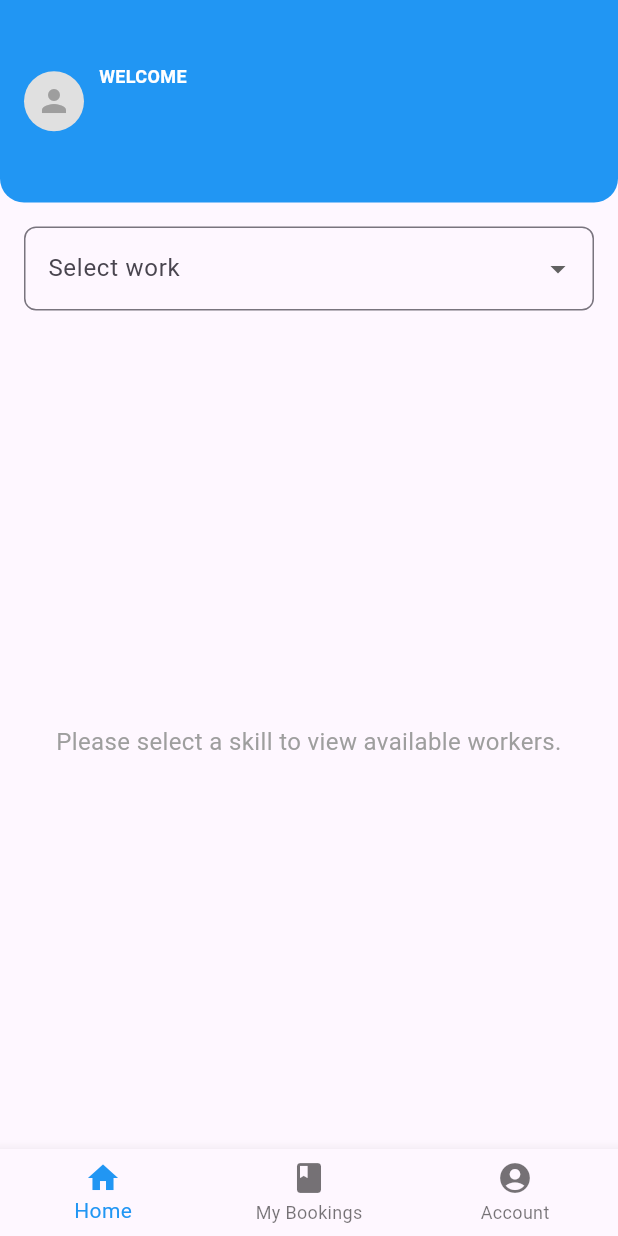
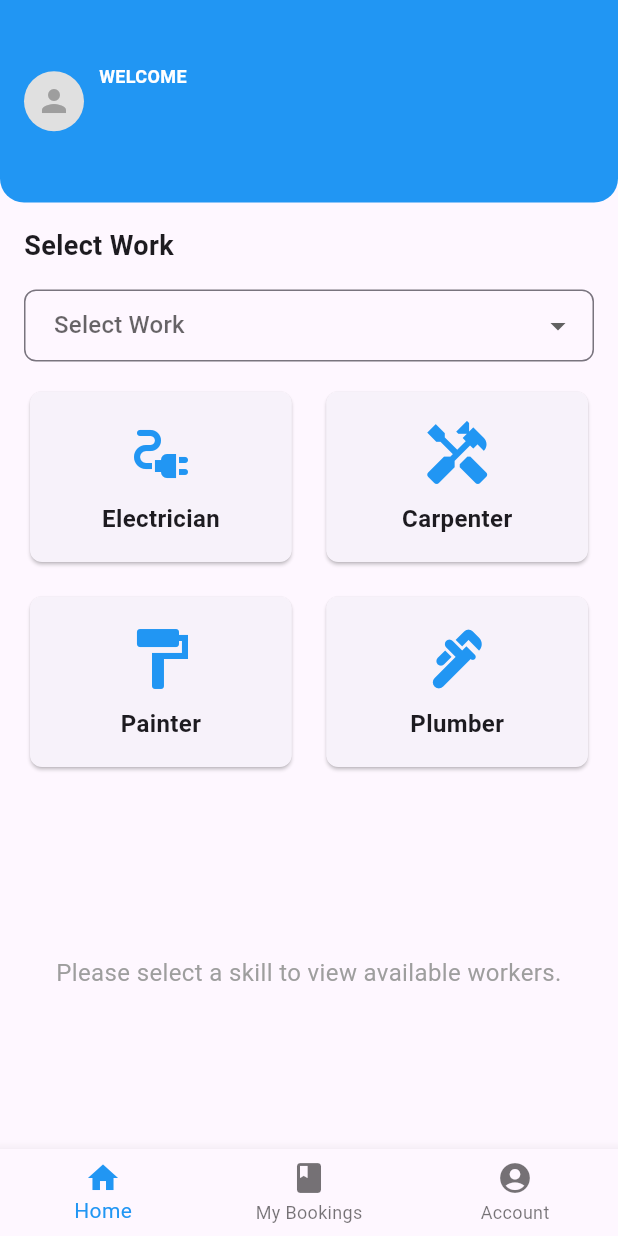
Before and after one commit to muhdismailm/flutter_project, a Flutter app: the ClientHomePage screen opened directly, on a phone screen of 412 x 824 dp. Run offline on Flutter 3.47's test engine with Material 3 defaults, Android fonts, the light colour scheme and no system bars; our stand-ins replace cloud_firestore, firebase_auth, firebase_core, firebase_database, table_calendar; accounts and stored records are empty.

Commit message:
refactor: update app bar styles and enhance skill selection UI with category grid

```diff
--- a/lib/main.dart
+++ b/lib/main.dart
@@ -35,6 +35,7 @@ class WelcomeScreen extends StatelessWidget {
     return Scaffold(
       appBar: AppBar(
         backgroundColor: Colors.blue,
+        toolbarHeight: 80,
         title: const Text(
           "WORKIFY",
           style: TextStyle(
@@ -42,7 +43,7 @@ class WelcomeScreen extends StatelessWidget {
             fontWeight: FontWeight.bold,
           ),
         ),
-        leading: const Icon(Icons.work_rounded),
+        leading: const Icon(Icons.work_outline,color: Colors.white,),
       ),
       body: Padding(
         padding: const EdgeInsets.all(20.0),
--- a/lib/src/client/screens/CPages/c_homescreen.dart
+++ b/lib/src/client/screens/CPages/c_homescreen.dart
@@ -191,31 +191,83 @@ class _ClientHomePageState extends State<ClientHomePage> {
             ),
             const SizedBox(height: 16),
 
-            // Dropdown for selecting skill
+            // Grid of categories
             Padding(
               padding: const EdgeInsets.symmetric(horizontal: 16),
-              child: DropdownButtonFormField<String>(
+              child: Column(
+                crossAxisAlignment: CrossAxisAlignment.start,
+                children: [
+                  const Text(
+                    'Select Work',
+                    style: TextStyle(
+                      fontSize: 18,
+                      fontWeight: FontWeight.bold,
+                    ),
+                  ),
+                  const SizedBox(height: 16),
+
+                  // Dropdown for selecting work
+                  DropdownButtonFormField<String>(
                     value: selectedSkill,
                     decoration: InputDecoration(
-                  labelText: 'Select work',
+                      contentPadding: const EdgeInsets.symmetric(horizontal: 16, vertical: 8),
                       border: OutlineInputBorder(
                         borderRadius: BorderRadius.circular(8),
                       ),
                     ),
-                items: skills.map((String skill) {
+                    hint: const Text('Select Work'),
+                    items: skills.map((skill) {
                       return DropdownMenuItem<String>(
                         value: skill,
                         child: Text(skill),
                       );
                     }).toList(),
-                onChanged: (String? newValue) {
+                    onChanged: (value) {
                       setState(() {
-                    selectedSkill = newValue;
+                        selectedSkill = value;
                       });
-                  if (newValue != null) {
-                    _fetchWorkers(newValue); // Fetch workers for the selected skill
+                      if (value != null) {
+                        _fetchWorkers(value); // Fetch workers for the selected skill
                       }
                     },
+                  ),
+                  const SizedBox(height: 16),
+
+                  // Grid of categories
+                  GridView.count(
+                    shrinkWrap: true,
+                    crossAxisCount: 2, // Two icons per row
+                    crossAxisSpacing: 15,
+                    mainAxisSpacing: 15,
+                    childAspectRatio: 1.5, // Adjust the aspect ratio for better layout
+                    children: [
+                      _buildCategoryCard(
+                        context,
+                        icon: Icons.electrical_services,
+                        label: 'Electrician',
+                        skill: 'Electrician',
+                      ),
+                      _buildCategoryCard(
+                        context,
+                        icon: Icons.handyman,
+                        label: 'Carpenter',
+                        skill: 'Carpenter',
+                      ),
+                      _buildCategoryCard(
+                        context,
+                        icon: Icons.format_paint,
+                        label: 'Painter',
+                        skill: 'Painter',
+                      ),
+                      _buildCategoryCard(
+                        context,
+                        icon: Icons.plumbing,
+                        label: 'Plumber',
+                        skill: 'Plumber',
+                      ),
+                    ],
+                  ),
+                ],
               ),
             ),
             const SizedBox(height: 16),
@@ -299,4 +351,35 @@ class _ClientHomePageState extends State<ClientHomePage> {
       },
     );
   }
+
+  // Method to build category card
+  Widget _buildCategoryCard(BuildContext context, {required IconData icon, required String label, required String skill}) {
+    return GestureDetector(
+      onTap: () {
+        setState(() {
+          selectedSkill = skill;
+        });
+        _fetchWorkers(skill);
+      },
+      child: Card(
+        shape: RoundedRectangleBorder(
+          borderRadius: BorderRadius.circular(8),
+        ),
+        child: Column(
+          mainAxisAlignment: MainAxisAlignment.center,
+          children: [
+            Icon(icon, size: 48, color: Colors.blue),
+            const SizedBox(height: 8),
+            Text(
+              label,
+              style: const TextStyle(
+                fontSize: 16,
+                fontWeight: FontWeight.bold,
+              ),
+            ),
+          ],
+        ),
+      ),
+    );
   }
+}
--- a/lib/src/client/screens/CPages/update_profile.dart
+++ b/lib/src/client/screens/CPages/update_profile.dart
@@ -121,7 +121,7 @@ class _UpdateProfileState extends State<UpdateProfile> {
   Widget build(BuildContext context) {
     return Scaffold(
       appBar: AppBar(
-        title: const Text('Update Profile'),
+        title: const Text('Update Profile', style: TextStyle(color: Colors.white)),
         backgroundColor: Colors.blue,
       ),
       body: _isLoading
--- a/lib/src/client/widgets/custom_appbar.dart
+++ b/lib/src/client/widgets/custom_appbar.dart
@@ -9,13 +9,14 @@ class CustomAppBar extends StatelessWidget implements PreferredSizeWidget {
   Widget build(BuildContext context) {
     return AppBar(
       backgroundColor: Colors.blue,
+      toolbarHeight: 80,
       title: Text('WORKIFY',
         style: const TextStyle(
           color: Colors.white,
           fontWeight: FontWeight.bold,
         ),
       ),
-      leading: const Icon(Icons.work_rounded),
+      leading: const Icon(Icons.work_outline,color: Colors.white,),
     );
   }
 
--- a/lib/src/worker/features/screens/pages/update_profile.dart
+++ b/lib/src/worker/features/screens/pages/update_profile.dart
@@ -84,7 +84,7 @@ class _UpdateProfileState extends State<UpdateProfile> {
   Widget build(BuildContext context) {
     return Scaffold(
       appBar: AppBar(
-        title: const Text('Update Profile'),
+        title: const Text('Update Profile', style: TextStyle(color: Colors.white)),
         backgroundColor: Colors.amber,
       ),
       body: Padding(
--- a/lib/src/worker/features/screens/pages/w_requests.dart
+++ b/lib/src/worker/features/screens/pages/w_requests.dart
@@ -41,7 +41,9 @@ class _WorkerRequestsPageState extends State<WorkerRequestsPage> {
   Widget build(BuildContext context) {
     return Scaffold(
       appBar: AppBar(
-        title: const Text('Client Requests'),
+        title: const Text('Client Requests'
+        ,style: TextStyle(color: Colors.white),
+        ),
         backgroundColor: Colors.amber,
       ),
       body: StreamBuilder<DatabaseEvent>(
@@ -104,7 +106,7 @@ class _WorkerRequestsPageState extends State<WorkerRequestsPage> {
                     crossAxisAlignment: CrossAxisAlignment.start,
                     children: [
                       Text('Skill: ${request['workerSkill'] ?? 'Unknown Skill'}'),
-                      Text('Contact: ${request['clientPhone'] ?? 'Unknown Phone'}'), // Updated field
+                      // Text('Contact: ${request['clientPhone'] ?? 'Unknown Phone'}'), // Updated field
                       Text('Timestamp: ${request['timestamp'] ?? 'Unknown Time'}'),
                       Text(
                         'Status: ${request['status']}',
--- a/lib/src/worker/features/screens/widgets/w_appbar.dart
+++ b/lib/src/worker/features/screens/widgets/w_appbar.dart
@@ -15,7 +15,7 @@ class WAppbar extends StatelessWidget implements PreferredSizeWidget {
           fontWeight: FontWeight.bold,
         ),
       ),
-      leading: const Icon(Icons.work_rounded),
+      leading: const Icon(Icons.work_outline_rounded,color: Colors.white,),
     );
   }
 
```
Lines whose indentation alone changed are shown as unchanged.
